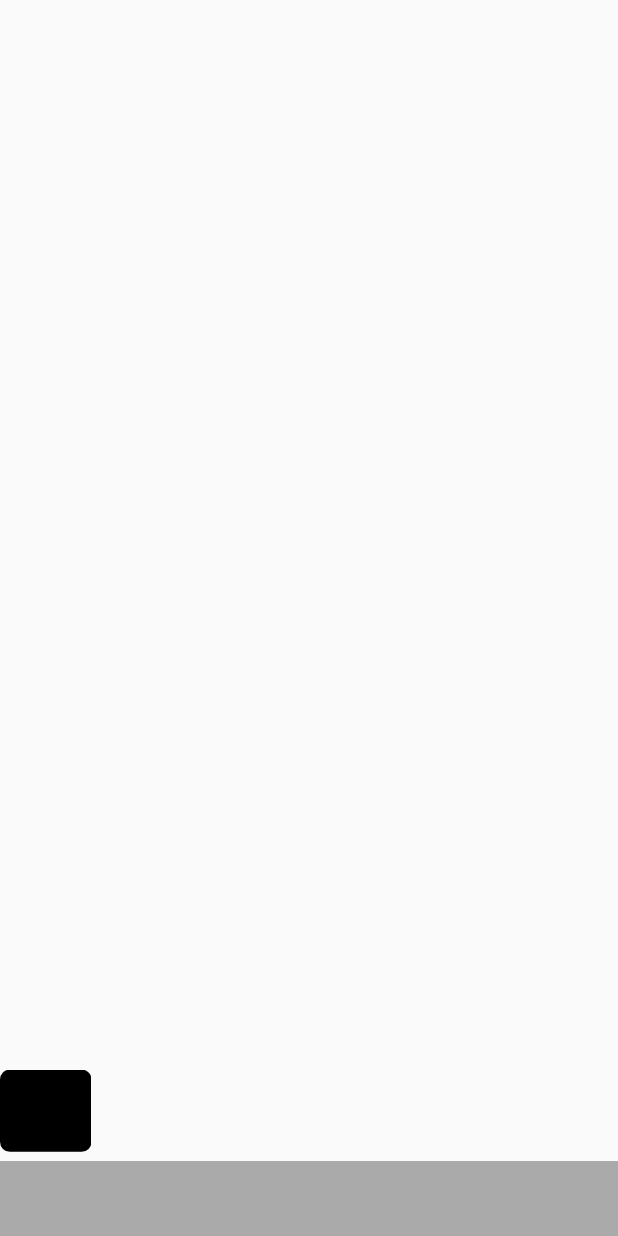
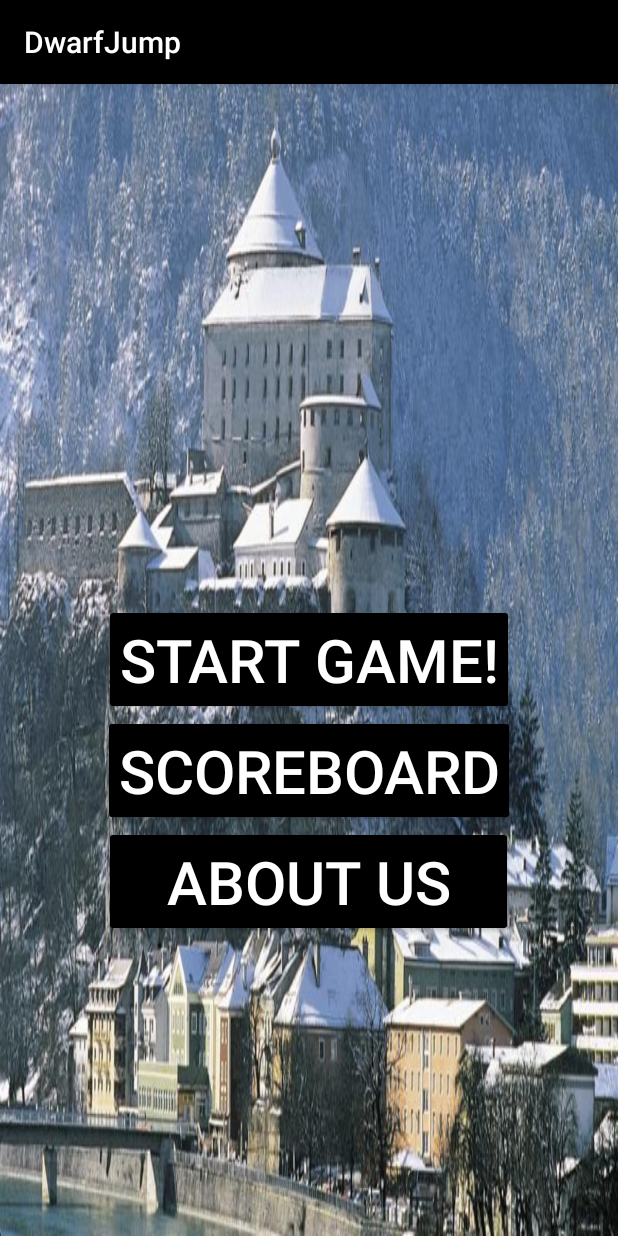
Before and after one commit to Jim-Knopf/DwarfJump, an Android app: the screen it shows after launch (MainActivity before the commit, Home after it), on a phone screen of 412 x 824 dp. Run offline under Robolectric (Android 15) with nearby library versions, the phone set to English and light mode, and no system bars.

Commit message:
Wer ist der coolste hier

```diff
--- a/app/src/main/AndroidManifest.xml
+++ b/app/src/main/AndroidManifest.xml
@@ -9,13 +9,15 @@
         android:roundIcon="@mipmap/ic_launcher_round"
         android:supportsRtl="true"
         android:theme="@style/AppTheme">
-        <activity android:name=".MainActivity">
+        <activity android:name=".Home">
             <intent-filter>
                 <action android:name="android.intent.action.MAIN" />
 
                 <category android:name="android.intent.category.LAUNCHER" />
             </intent-filter>
         </activity>
+        <activity android:name=".MainActivity" />
+        <activity android:name=".scoreboard"></activity>
     </application>
 
 </manifest>
--- /dev/null
+++ b/app/src/main/java/my/company/dwarfjump/Home.java
@@ -0,0 +1,18 @@
+package my.company.dwarfjump;
+
+import android.support.v7.app.AppCompatActivity;
+import android.os.Bundle;
+import android.widget.RelativeLayout;
+import android.widget.TextView;
+
+
+public class Home extends AppCompatActivity {
+
+    @Override
+    protected void onCreate(Bundle savedInstanceState) {
+        super.onCreate(savedInstanceState);
+        setContentView(R.layout.activity_home);
+
+        }
+
+}
--- /dev/null
+++ b/app/src/main/res/layout/activity_home.xml
@@ -0,0 +1,49 @@
+<?xml version="1.0" encoding="utf-8"?>
+
+<RelativeLayout xmlns:android="http://schemas.android.com/apk/res/android"
+    android:id="@+id/rootRL"
+    android:orientation="vertical"
+    android:layout_width="match_parent"
+    android:layout_height="match_parent"
+    android:background="@drawable/homescreen">
+
+
+    <Button
+        android:id="@+id/startbutton"
+        android:layout_height="wrap_content"
+        android:layout_width="wrap_content"
+        android:text="@string/startgame"
+        android:layout_centerHorizontal="true"
+        android:layout_centerVertical="true"
+        android:textSize="40dp"
+        android:backgroundTint="@color/colorPrimary"
+        android:padding="10dp"
+        android:textColor="@color/Textcolour"
+        />
+    <Button
+        android:id="@+id/scorebutton"
+        android:layout_width="wrap_content"
+        android:layout_height="wrap_content"
+        android:text="@string/scoreboard"
+        android:layout_below="@id/startbutton"
+        android:layout_centerHorizontal="true"
+        android:textSize="40dp"
+        android:backgroundTint="@color/colorPrimary"
+        android:padding="10dp"
+        android:textColor="@color/Textcolour"
+        />
+    <Button
+        android:id="@+id/AboutUS"
+        android:layout_width="wrap_content"
+        android:layout_height="wrap_content"
+        android:text="@string/aboutus"
+        android:layout_below="@id/scorebutton"
+        android:layout_centerHorizontal="true"
+        android:textSize="40dp"
+        android:gravity="center"
+        android:backgroundTint="@color/colorPrimary"
+        android:paddingLeft="42dp"
+        android:paddingRight="41dp"
+        android:textColor="@color/Textcolour"
+        />
+</RelativeLayout>
--- a/app/src/main/res/values/colors.xml
+++ b/app/src/main/res/values/colors.xml
@@ -1,6 +1,7 @@
 <?xml version="1.0" encoding="utf-8"?>
 <resources>
-    <color name="colorPrimary">#3F51B5</color>
+    <color name="colorPrimary">#000000</color>
     <color name="colorPrimaryDark">#303F9F</color>
     <color name="colorAccent">#FF4081</color>
+    <color name="Textcolour">#FFFF</color>
 </resources>
--- a/app/src/main/res/values/strings.xml
+++ b/app/src/main/res/values/strings.xml
@@ -1,3 +1,6 @@
 <resources>
     <string name="app_name">DwarfJump</string>
+    <string name="startgame">Start Game!</string>
+    <string name="scoreboard">ScoreBoard</string>
+    <string name="aboutus">About Us</string>
 </resources>
```
Also changed, not shown: app/src/main/java/my/company/dwarfjump/scoreboard.java (added, +13 -0 lines), app/src/main/res/layout/activity_scoreboard.xml (added, +32 -0 lines), app/src/main/res/drawable/homescreen.jpg (added).
